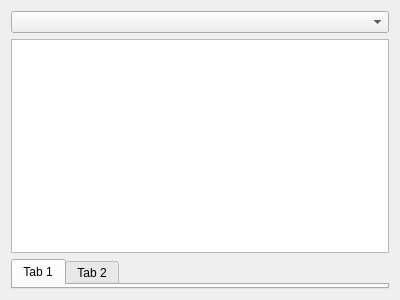
First picture: the form in yatel/gui/uis/ExplorerFrame.ui, repository leliel12/yatel, before the edit.
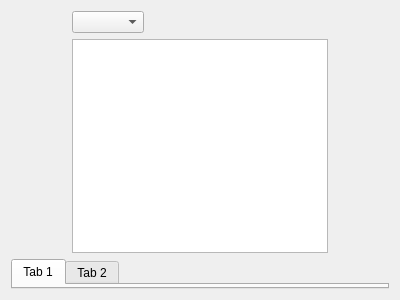
Second picture: the form after the edit.

Commit message: added full logic for close_project and i cant remove the panel alreade inserted

Patch:
```diff
--- a/yatel/gui/uis/ExplorerFrame.ui
+++ b/yatel/gui/uis/ExplorerFrame.ui
@@ -27,7 +27,7 @@
        <item>
         <widget class="QComboBox" name="hapsComboBox">
          <property name="sizePolicy">
-          <sizepolicy hsizetype="Preferred" vsizetype="Fixed">
+          <sizepolicy hsizetype="Maximum" vsizetype="Fixed">
            <horstretch>0</horstretch>
            <verstretch>0</verstretch>
           </sizepolicy>
@@ -37,7 +37,7 @@
        <item>
         <widget class="QTableView" name="attTableView">
          <property name="sizePolicy">
-          <sizepolicy hsizetype="Preferred" vsizetype="Expanding">
+          <sizepolicy hsizetype="Maximum" vsizetype="Expanding">
            <horstretch>0</horstretch>
            <verstretch>0</verstretch>
           </sizepolicy>
```
The commit also changes 4 other files.
